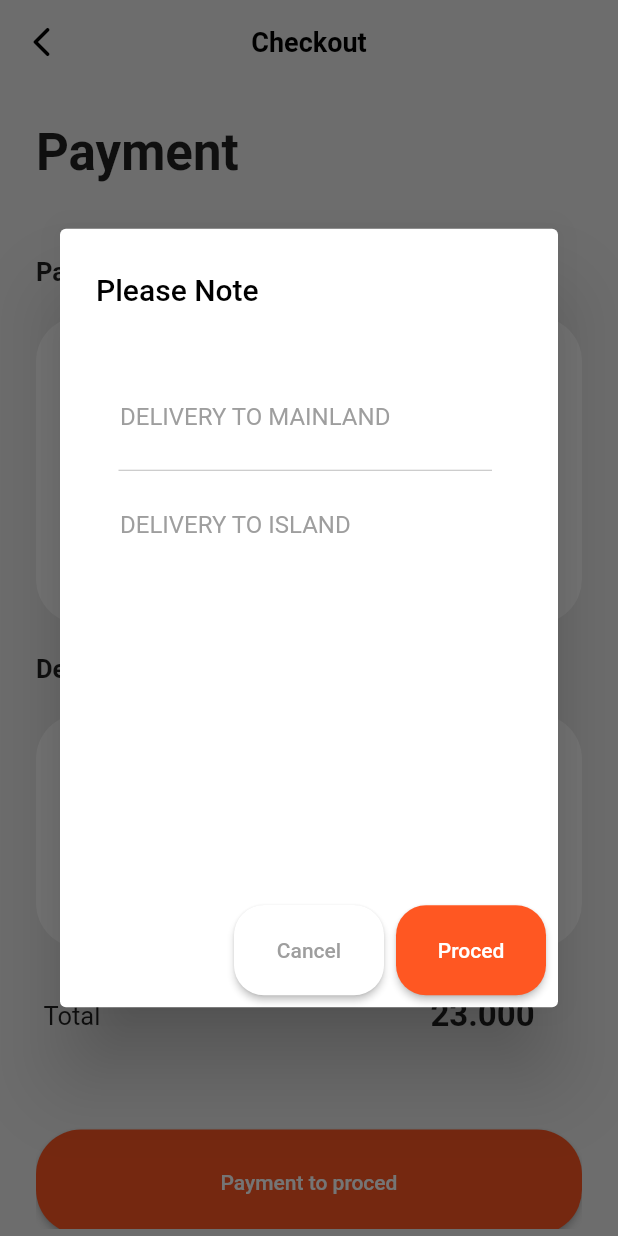
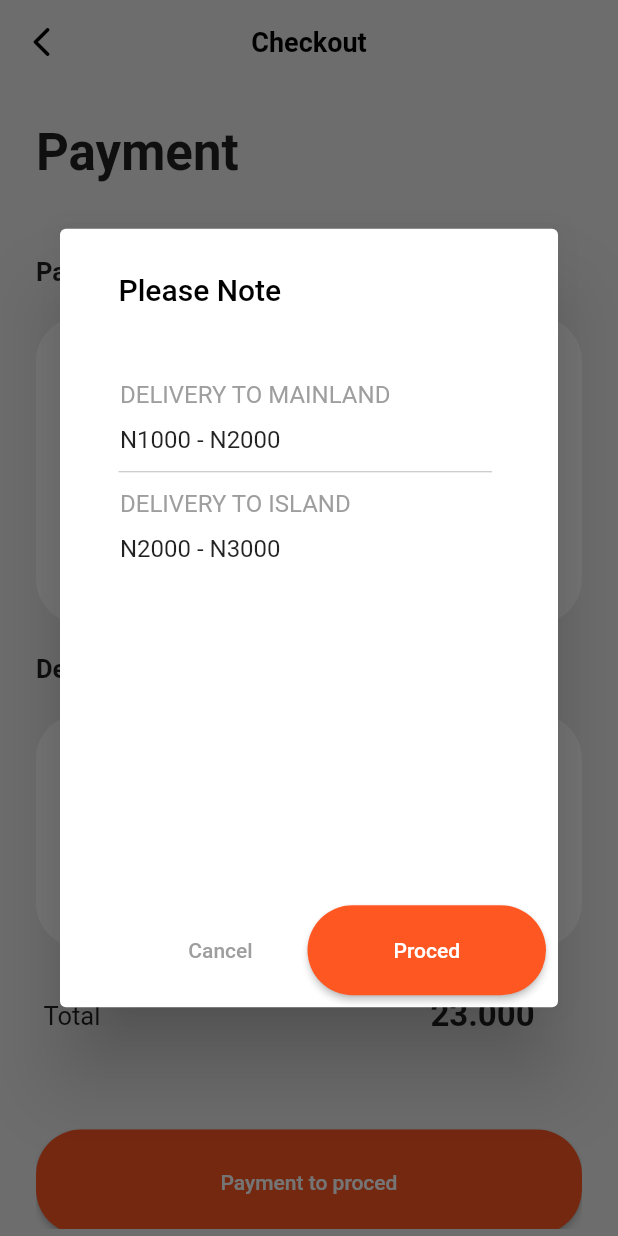
Before and after one commit to Daffayy/belajar_flutter_slicingUI, a Flutter app: the screen it shows after launch, after a tap on "Payment to proced", on a phone screen of 412 x 824 dp. Run offline on Flutter 3.47's test engine with Material 2 defaults, Android fonts, the light colour scheme and no system bars; Roboto replaces fonts that are missing (SFprotext, SFprotext/SF-Pro-Text-Regular, SFprotext/SF-Pro-Text-Semibold).

Commit message:
feat:perbaikan button dan text dialog

```diff
--- a/lib/widget/confirm_button_widget.dart
+++ b/lib/widget/confirm_button_widget.dart
@@ -18,7 +18,7 @@ class ActionButtonConfirmWidget extends StatelessWidget {
             builder: (context) {
               return AlertDialog(
                 title: Padding(
-                  padding: EdgeInsets.symmetric(vertical: 5, horizontal: 0),
+                  padding: EdgeInsets.symmetric(vertical: 5, horizontal: 15),
                   child: Text(
                     "Please Note",
                     style: TextStyle(color: Color(0xff000000)),
@@ -36,31 +36,40 @@ class ActionButtonConfirmWidget extends StatelessWidget {
                     children: [
                       ListTile(
                         title: Container(
-                          child: Row(
+                          child: Wrap(
                             children: [
                               Container(
-                                child: Text('DELIVERY TO MAINLAND ',
-                                style: TextStyle(color: Colors.grey),),
+                                child: Text(
+                                  'DELIVERY TO MAINLAND ',
+                                  style: TextStyle(color: Colors.grey),
+                                ),
                               ),
                               SizedBox(
                                 height: 30,
+                              ),
+                              Container(
+                                child: Text("N1000 - N2000"),
                               ),
                             ],
                           ),
                         ),
                       ),
-                      Divider(
-                          color: Colors.black26, indent: 15, endIndent: 20),
+                      Divider(color: Colors.black26, indent: 15, endIndent: 20),
                       ListTile(
                         title: Container(
-                          child: Row(
+                          child: Wrap(
                             children: [
                               Container(
-                                child: Text('DELIVERY TO ISLAND ',
-                                  style: TextStyle(color: Colors.grey),),
+                                child: Text(
+                                  'DELIVERY TO ISLAND ',
+                                  style: TextStyle(color: Colors.grey),
+                                ),
                               ),
                               SizedBox(
                                 height: 30,
+                              ),
+                              Container(
+                                child: Text("N2000 - N3000"),
                               ),
                             ],
                           ),
@@ -70,30 +79,42 @@ class ActionButtonConfirmWidget extends StatelessWidget {
                   ),
                 ),
                 actions: [
-                  ElevatedButton(
-                    onPressed: () => print("Confirm cancel press"),
+                  Container(
+                    child: TextButton(
+                      onPressed: () {
+                        print("Confrim cancel press");
+                        Navigator.of(context).pop();
+                      },
                       child: Text(
-                      "Cancel",style: TextStyle(color: Colors.grey),
+                        "Cancel",
+                        style: TextStyle(color: Colors.grey),
                       ),
-                    style: ElevatedButton.styleFrom(
+                      style: TextButton.styleFrom(
                         backgroundColor: Color(0xffffffff),
-                      shape:
-                      RoundedRectangleBorder(borderRadius: BorderRadius.circular(20.0),
+                        shape: RoundedRectangleBorder(
+                          borderRadius: BorderRadius.circular(20.0),
                         ),
                         minimumSize: Size(100.0, 60.0),
                       ),
                     ),
-                  ElevatedButton(
-                    onPressed: () => print("Confrim proced pres"),
+                  ),
+                  SizedBox(
+                    width: 159,
+                    height: 60,
+                    child: ElevatedButton(
+                      onPressed: () {
+                        print("Confrim proced pres");
+                        Navigator.of(context).pop();
+                      },
                       child: Text(
                         "Proced",
                       ),
                       style: ElevatedButton.styleFrom(
                         backgroundColor: Colors.deepOrange,
-                      shape:
-                      RoundedRectangleBorder(borderRadius: BorderRadius.circular(20.0),
+                        shape: RoundedRectangleBorder(
+                          borderRadius: BorderRadius.circular(30),
                         ),
-                      minimumSize: Size(100.0, 60.0),
+                      ),
                     ),
                   ),
                 ],
```
Lines whose indentation alone changed are shown as unchanged.
